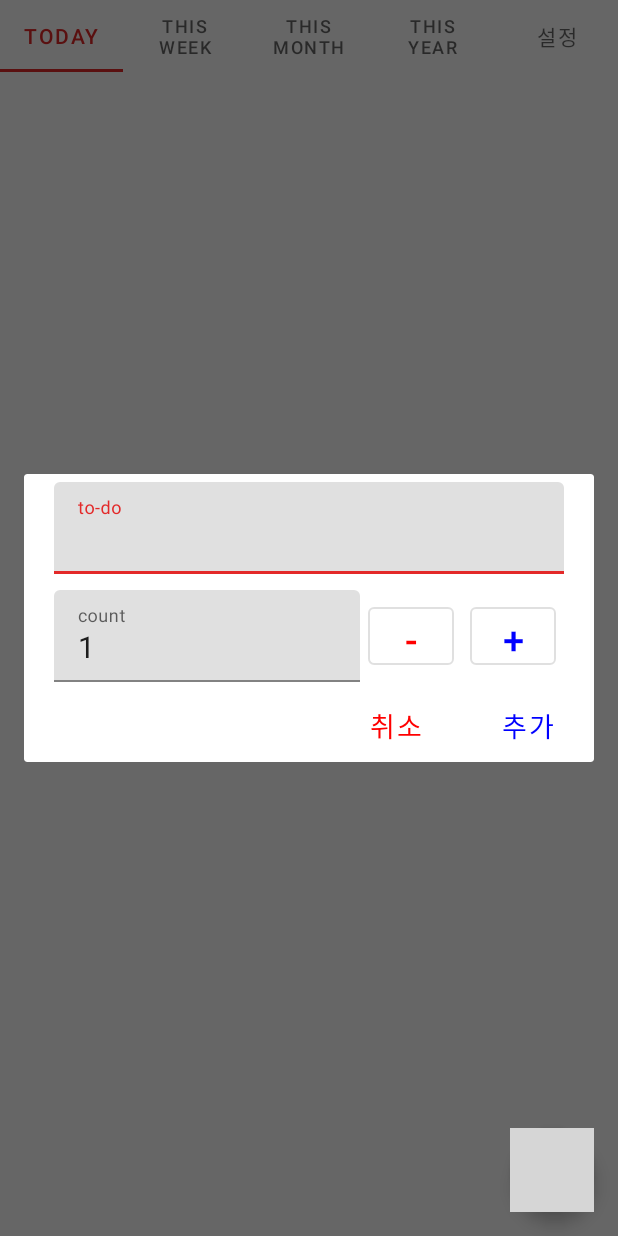
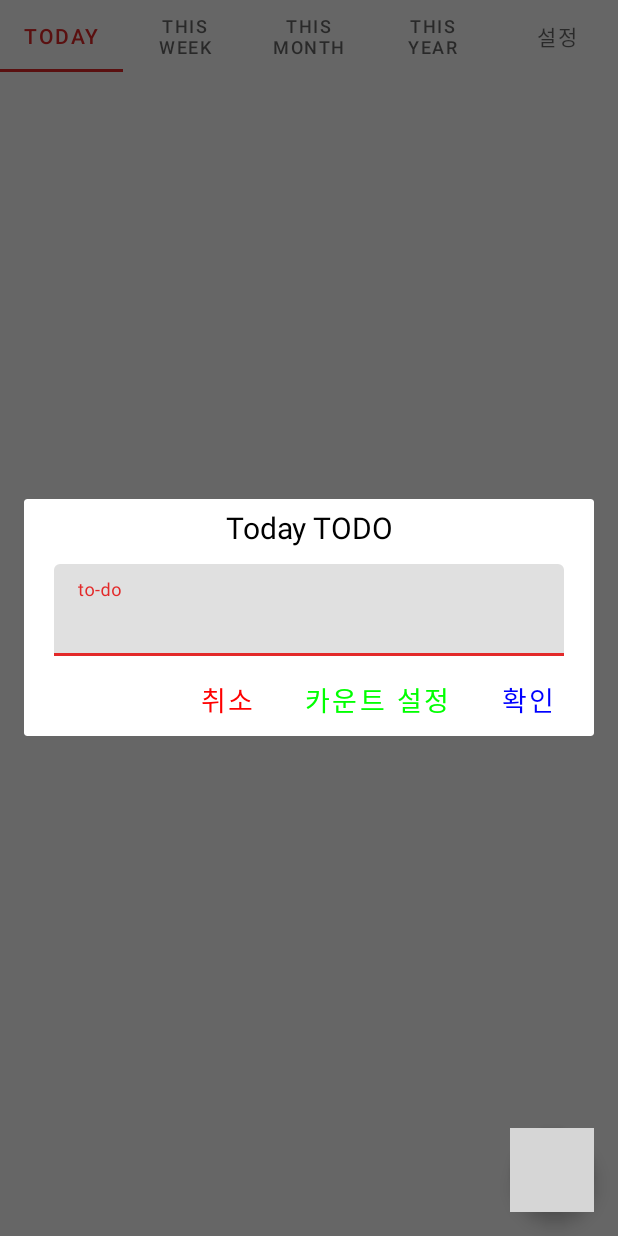
Before and after one commit to sojaehong/MyToDo, an Android app: the screen it shows after launch (MainActivity), after a tap on an icon or button, on a phone screen of 412 x 824 dp. Run offline under Robolectric (Android 15) with nearby library versions, the phone set to English and light mode, and no system bars; grey boxes are pictures that could not be loaded.

Commit message:
201109
- 할일 추가 다이어로그 레이아웃 작업 수정 완료
- 카운터 설정 레이아웃 작업중

TODO

- 할일 추가, 수정, 삭제 기능
- 할일 리스트 아이템 구성
- 할일 리스트 구성
- 통계
- 작업 진행률

```diff
--- /dev/null
+++ b/app/src/main/java/com/ssostudio/mytodo/dialog/CountEditDialog.java
@@ -0,0 +1,5 @@
+package com.ssostudio.mytodo.dialog;
+
+public class CountEditDialog {
+
+}
--- a/app/src/main/java/com/ssostudio/mytodo/dialog/ToDoAddDialog.java
+++ b/app/src/main/java/com/ssostudio/mytodo/dialog/ToDoAddDialog.java
@@ -2,23 +2,30 @@ package com.ssostudio.mytodo.dialog;
 
 import android.app.Dialog;
 import android.content.Context;
+import android.view.View;
 import android.view.Window;
 import android.view.WindowManager;
+import android.widget.TextView;
 
+import com.google.android.material.button.MaterialButton;
 import com.ssostudio.mytodo.R;
 import com.ssostudio.mytodo.model.ToDoModel;
 
-public class ToDoAddDialog {
+public class ToDoAddDialog implements View.OnClickListener {
 
     private Context _context;
     private ToDoModel _toDoModel;
     private Dialog _dialog;
+    private int _type;
+    private TextView titleTextVIew;
+    private MaterialButton cancelBtn, countEditBtn, okBtn;
 
     public ToDoAddDialog(Context context){
         _context = context;
     }
 
-    public void onShowDialog(){
+    public void onShowDialog(int type){
+        _type = type;
         init();
     }
 
@@ -27,6 +34,18 @@ public class ToDoAddDialog {
 
         _dialog.requestWindowFeature(Window.FEATURE_NO_TITLE);
         _dialog.setContentView(R.layout.dialog_to_do_add);
+
+        titleTextVIew = _dialog.findViewById(R.id.title_text_view);
+        titleTextVIew.setText(getTitleText());
+
+        cancelBtn = _dialog.findViewById(R.id.cancel_button);
+        cancelBtn.setOnClickListener(this);
+
+        okBtn = _dialog.findViewById(R.id.ok_button);
+        okBtn.setOnClickListener(this);
+
+        countEditBtn = _dialog.findViewById(R.id.count_edit_button);
+        countEditBtn.setOnClickListener(this);
 
         _dialog.show();
 
@@ -38,4 +57,53 @@ public class ToDoAddDialog {
         window.setAttributes(layoutParams);
     }
 
+    private String getTitleText(){
+        String titleText = "null";
+
+        switch (_type){
+            case 0:
+                titleText = _context.getString(R.string.today);
+                break;
+            case 1:
+                titleText = _context.getString(R.string.this_week);
+                break;
+            case 2:
+                titleText = _context.getString(R.string.this_month);
+                break;
+            case 3:
+                titleText = _context.getString(R.string.this_year);
+                break;
+        }
+
+        titleText = titleText + " " + _context.getString(R.string.todo);
+
+        return titleText;
+    }
+
+    @Override
+    public void onClick(View view) {
+        switch (view.getId()){
+            case R.id.cancel_button:
+                onClickCancelBtn();
+                break;
+            case R.id.ok_button:
+                onClickOkBtn();
+                break;
+            case R.id.count_edit_button:
+                onClickCountEditBtn();
+                break;
+        }
+    }
+
+    private void onClickCancelBtn(){
+        _dialog.dismiss();
+    }
+
+    private void onClickOkBtn(){
+
+    }
+
+    private void onClickCountEditBtn(){
+
+    }
 }
--- a/app/src/main/java/com/ssostudio/mytodo/fragment/TodayFragment.java
+++ b/app/src/main/java/com/ssostudio/mytodo/fragment/TodayFragment.java
@@ -48,6 +48,6 @@ public class TodayFragment extends Fragment implements View.OnClickListener {
     }
 
     private void onAddButtonClick() {
-        new ToDoAddDialog(_context).onShowDialog();
+        new ToDoAddDialog(_context).onShowDialog(0);
     }
 }
--- a/app/src/main/res/layout/dialog_to_do_add.xml
+++ b/app/src/main/res/layout/dialog_to_do_add.xml
@@ -1,20 +1,34 @@
 <?xml version="1.0" encoding="utf-8"?>
 <ScrollView xmlns:android="http://schemas.android.com/apk/res/android"
+    xmlns:app="http://schemas.android.com/apk/res-auto"
     android:layout_width="match_parent"
-    android:layout_height="match_parent"
-    xmlns:app="http://schemas.android.com/apk/res-auto">
+    android:layout_height="match_parent">
 
     <LinearLayout
         android:layout_width="match_parent"
         android:layout_height="match_parent"
-        android:orientation="vertical"
-        >
+        android:orientation="vertical">
+
+        <LinearLayout
+            android:layout_width="match_parent"
+            android:layout_height="wrap_content">
+
+            <TextView
+                android:id="@+id/title_text_view"
+                android:layout_width="match_parent"
+                android:layout_height="wrap_content"
+                android:layout_margin="5dp"
+                android:gravity="center"
+                android:text="먼디"
+                android:textColor="@color/black"
+                android:textSize="20dp" />
+
+        </LinearLayout>
 
         <LinearLayout
             android:layout_width="match_parent"
             android:layout_height="wrap_content"
-            android:orientation="vertical"
-            >
+            android:orientation="vertical">
 
             <com.google.android.material.textfield.TextInputLayout
                 android:layout_width="match_parent"
@@ -23,8 +37,7 @@
                 android:layout_marginTop="5dp"
                 android:layout_marginRight="20dp"
                 android:layout_marginBottom="5dp"
-                android:hint="to-do"
-                >
+                android:hint="to-do">
 
                 <com.google.android.material.textfield.TextInputEditText
                     android:id="@+id/to_do_text"
@@ -33,69 +46,6 @@
                     android:textSize="20dp" />
 
             </com.google.android.material.textfield.TextInputLayout>
-
-            <LinearLayout
-                android:layout_width="match_parent"
-                android:layout_height="wrap_content"
-                android:orientation="horizontal"
-                android:layout_marginLeft="20dp"
-                android:layout_marginTop="5dp"
-                android:layout_marginRight="20dp"
-                android:layout_marginBottom="5dp">
-
-                <com.google.android.material.textfield.TextInputLayout
-                    android:layout_width="match_parent"
-                    android:layout_height="wrap_content"
-                    android:hint="count"
-                    android:layout_weight="4"
-                    >
-
-                    <com.google.android.material.textfield.TextInputEditText
-                        android:id="@+id/count_text"
-                        android:layout_width="match_parent"
-                        android:layout_height="wrap_content"
-                        android:inputType="number"
-                        android:textSize="20dp"
-                        android:text="1"
-                        android:maxLength="4"
-                        app:textInputLayoutFocusedRectEnabled="false"
-                        />
-
-                </com.google.android.material.textfield.TextInputLayout>
-
-                <LinearLayout
-                    android:layout_width="match_parent"
-                    android:layout_height="match_parent"
-                    android:layout_weight="6">
-
-                    <com.google.android.material.button.MaterialButton
-                        android:id="@+id/plus_button"
-                        style="@style/Widget.MaterialComponents.Button.OutlinedButton"
-                        android:layout_width="match_parent"
-                        android:layout_height="match_parent"
-                        android:text="-"
-                        android:textColor="@color/red"
-                        android:textSize="25dp"
-                        android:layout_weight="1"
-                        android:layout_margin="5dp"
-                        />
-
-                    <com.google.android.material.button.MaterialButton
-                        android:id="@+id/mi_button"
-                        style="@style/Widget.MaterialComponents.Button.OutlinedButton"
-                        android:layout_width="match_parent"
-                        android:layout_height="match_parent"
-                        android:text="+"
-                        android:textColor="@color/blue"
-                        android:textSize="25dp"
-                        android:layout_weight="1"
-                        android:layout_margin="5dp"
-                        />
-
-                </LinearLayout>
-
-            </LinearLayout>
-
 
         </LinearLayout>
 
@@ -115,13 +65,21 @@
                 android:textColor="@color/red"
                 android:textSize="18dp" />
 
+            <com.google.android.material.button.MaterialButton
+                android:id="@+id/count_edit_button"
+                style="@style/Widget.MaterialComponents.Button.TextButton"
+                android:layout_width="wrap_content"
+                android:layout_height="wrap_content"
+                android:text="카운트 설정"
+                android:textColor="@color/green"
+                android:textSize="18dp" />
 
             <com.google.android.material.button.MaterialButton
                 android:id="@+id/ok_button"
                 style="@style/Widget.MaterialComponents.Button.TextButton"
                 android:layout_width="wrap_content"
                 android:layout_height="wrap_content"
-                android:text="추가"
+                android:text="확인"
                 android:textColor="@color/blue"
                 android:textSize="18dp" />
 
--- a/app/src/main/res/values/colors.xml
+++ b/app/src/main/res/values/colors.xml
@@ -8,6 +8,7 @@
     <color name="white">#FFFFFF</color>
     <color name="red">#FF0000</color>
     <color name="blue">#0000FF</color>
+    <color name="green">#00FF00</color>
 
     <color name="classicRed">#E32929</color>
 </resources>
--- a/app/src/main/res/values/strings.xml
+++ b/app/src/main/res/values/strings.xml
@@ -8,4 +8,5 @@
     <string name="this_week">This week</string>
     <string name="this_month">This month</string>
     <string name="this_year">This Year</string>
+    <string name="todo">TODO</string>
 </resources>
```
Also changed, not shown: app/src/main/res/layout/dialog_count_edit.xml (added, +88 -0 lines), 3 other files.
